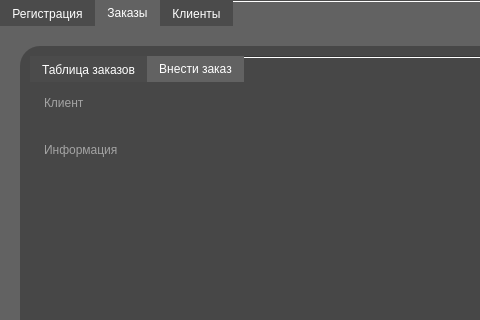
CheckHHH/DataBasePP, file interface/Interface.ui: the form before one commit; both pictures show x 0 to 480 and y 0 to 320 of the 800 by 600 pixel window.
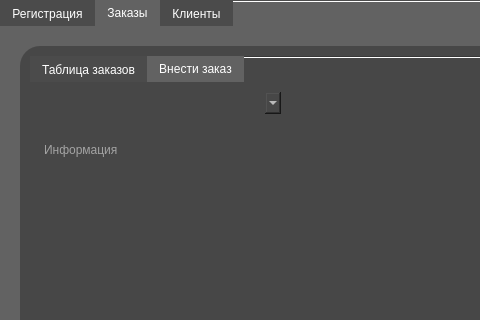
The form after the commit. The open tabs and pages were chosen to show the change.

What changed in the file:
```diff
--- a/interface/Interface.ui
+++ b/interface/Interface.ui
@@ -538,47 +538,6 @@
           <string>Внести</string>
          </property>
         </widget>
-        <widget class="QLineEdit" name="lineEdit_clients">
-         <property name="geometry">
-          <rect>
-           <x>12</x>
-           <y>10</y>
-           <width>231</width>
-           <height>21</height>
-          </rect>
-         </property>
-         <property name="styleSheet">
-          <string notr="true">color: rgb(255, 255, 255);
-font: 87 8pt &quot;Segoe UI Black&quot;;
-border: 0px;
-
-</string>
-         </property>
-         <property name="inputMask">
-          <string notr="true" comment="Клиент"/>
-         </property>
-         <property name="text">
-          <string/>
-         </property>
-         <property name="maxLength">
-          <number>32767</number>
-         </property>
-         <property name="frame">
-          <bool>true</bool>
-         </property>
-         <property name="echoMode">
-          <enum>QLineEdit::Normal</enum>
-         </property>
-         <property name="placeholderText">
-          <string>Клиент</string>
-         </property>
-         <property name="cursorMoveStyle">
-          <enum>Qt::VisualMoveStyle</enum>
-         </property>
-         <property name="clearButtonEnabled">
-          <bool>false</bool>
-         </property>
-        </widget>
         <widget class="QLineEdit" name="lineEdit_info">
          <property name="geometry">
           <rect>
@@ -663,6 +622,30 @@
 &lt;p style=&quot;-qt-paragraph-type:empty; margin-top:0px; margin-bottom:0px; margin-left:0px; margin-right:0px; -qt-block-indent:0; text-indent:0px;&quot;&gt;&lt;br /&gt;&lt;/p&gt;&lt;/body&gt;&lt;/html&gt;</string>
          </property>
         </widget>
+        <widget class="QComboBox" name="comboBox_listClients">
+         <property name="geometry">
+          <rect>
+           <x>10</x>
+           <y>10</y>
+           <width>241</width>
+           <height>22</height>
+          </rect>
+         </property>
+         <property name="styleSheet">
+          <string notr="true">color: rgb(255, 255, 255);
+font: 87 8pt &quot;Segoe UI Black&quot;;
+border: 5px;
+
+
+</string>
+         </property>
+         <property name="editable">
+          <bool>true</bool>
+         </property>
+         <property name="currentText">
+          <string extracomment="К"/>
+         </property>
+        </widget>
        </widget>
       </widget>
      </widget>
```
Left out of the diff: 10 changed lines with no effect on the pictures.
